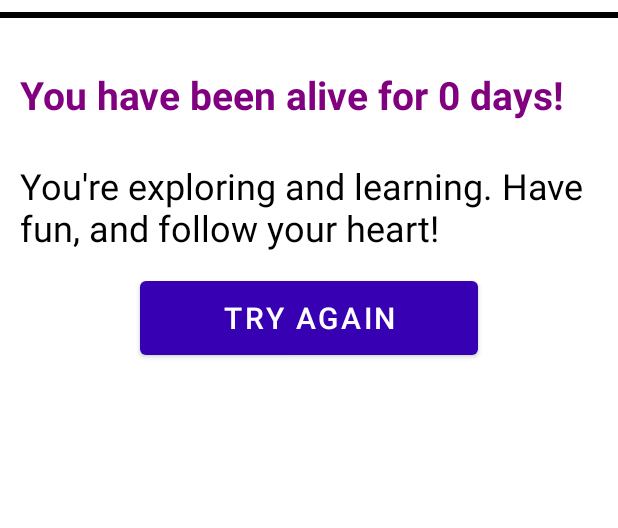
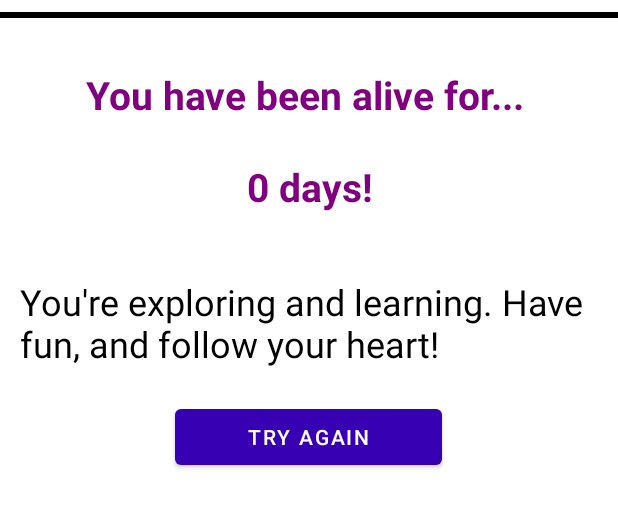
Before and after one commit to Paul-Franklin-student-programs/DaysAlive, an Android app: the screen it shows after launch (MainActivity), after a tap on "CALCULATE DAYS", on a phone screen of 412 x 824 dp, the part 270-798 px from its top. Run offline under Robolectric (Android 15) with nearby library versions, the phone set to English and light mode, and no system bars; 5 statements that could not run were skipped.

Commit message:
more  modifications to UI layout and MainActivity logic

```diff
--- a/app/src/main/java/Calculations.kt
+++ b/app/src/main/java/Calculations.kt
@@ -19,10 +19,10 @@ class Calculations {
                 in 7305..10957 -> "Enjoy your new freedoms and make plans for the future!" // 20 - 29 years
                 in 10958..14609 -> "Friends, family, romance, and everything in between!" // 30 - 39 years
                 in 14610..18262 -> "You inspire others with your success as you achieve your dreams!" // 40 - 49 years
-                in 18263..21914 -> "Your wisdom drives your accomplishments, and your compassion fuels your relationships" // 50 - 59 years
+                in 18263..21914 -> "Your wisdom drives your accomplishments, and your compassion fuels your relationships." // 50 - 59 years
                 in 21915..25567 -> "Reflecting on a life well lived, with excitement for what's to come!" // 60 - 69 years
-                in 25568..29219 -> "Never too late to try something new, while celebrating the special people you have loved for so long" // 70 - 79 years
-                in 29220..32872 -> "You understand the secrets of life better than anyone, and your warmth and insight bring happiness to others" // 80 - 89 years
+                in 25568..29219 -> "Never too late to try something new, while celebrating the special people you have loved for so long." // 70 - 79 years
+                in 29220..32872 -> "You understand the secrets of life better than anyone, and your warmth and insight bring happiness to others." // 80 - 89 years
                 in 32873..36524 -> "Celebrate your sphere of special friends and enjoy their wonderful company!" // 90 - 99 years
                 else -> "Wow! You reached 100! You have had so many adventures, but why not have some more?" // 100+
             }
--- a/app/src/main/java/MainActivity.kt
+++ b/app/src/main/java/MainActivity.kt
@@ -1,14 +1,11 @@
 package com.example.daysalive
 
 import Calculations.Companion.getLifeStageMessage
-import android.annotation.SuppressLint
 import android.os.Bundle
 import android.view.View
 import android.widget.Button
 import android.widget.EditText
-import android.widget.ImageView
 import android.widget.TextView
-import androidx.appcompat.widget.Toolbar
 import androidx.appcompat.app.AppCompatActivity
 import java.text.NumberFormat
 import java.util.Locale
@@ -40,7 +37,7 @@ class MainActivity : AppCompatActivity() {
 
             val dayCountRaw: Long = Calculations.birthdayCalc(day, month, year)
             val dayCountStyled: String = NumberFormat.getNumberInstance(Locale.US).format(dayCountRaw)
-            val dayCountStyledFinal: String = "You have been alive for $dayCountStyled days!"
+            val dayCountStyledFinal = "You have been alive for... \n\n$dayCountStyled days!"
             val daysAliveMessage: String = getLifeStageMessage(dayCountRaw)
 
             promptTextView.visibility = View.GONE
@@ -56,5 +53,18 @@ class MainActivity : AppCompatActivity() {
             resultTextViewMessage.text = daysAliveMessage
             resultTextViewMessage.visibility = View.VISIBLE
         }
-    }
+
+        tryAgainButton.setOnClickListener {
+            promptTextView.visibility = View.VISIBLE
+            monthField.visibility = View.VISIBLE
+            yearField.visibility = View.VISIBLE
+            dayField.visibility = View.VISIBLE
+            calculateButton.visibility = View.VISIBLE
+            resultTextViewYears.visibility = View.VISIBLE
+
+            tryAgainButton.visibility = View.GONE
+            resultTextViewYears.visibility = View.GONE
+            resultTextViewMessage.visibility = View.GONE
+        }
+        }
 }
--- a/app/src/main/res/layout/activity_main.xml
+++ b/app/src/main/res/layout/activity_main.xml
@@ -58,7 +58,7 @@
         android:paddingTop="10dp"
         android:paddingBottom="10dp"
         android:gravity="center"
-        android:background="@color/light_purple" />
+        android:background="@color/lightPink" />
 
     <View
         android:layout_width="match_parent"
@@ -107,11 +107,11 @@
 
     <Button
         android:id="@+id/btn_calculate"
-        android:layout_width="225dp"
-        android:layout_height="61dp"
+        android:layout_width="178dp"
+        android:layout_height="49dp"
         android:text="Calculate Days"
         android:layout_gravity="center"
-        android:textSize="20sp"/>
+        android:textSize="14sp"/>
 
     <TextView
         android:id="@+id/tv_result"
@@ -120,7 +120,7 @@
         android:textSize="26sp"
         android:textStyle="bold"
         android:textColor="@color/dark_purple"
-        android:gravity="start"
+        android:gravity="center_horizontal"
         android:visibility="gone"
         android:padding="13dp"/>
         <!--android:layout_marginTop="16dp"
@@ -135,18 +135,18 @@
         android:gravity="start"
         android:textColor="@color/myTextColor"
         android:visibility="gone"
-        android:padding="13dp"/>
-        <!--android:layout_marginTop="16dp"
-        android:layout_marginBottom="19dp"-->
+        android:padding="13dp"
+        android:layout_marginTop="16dp"/>
 
 
     <Button
         android:id="@+id/btn_try_again"
-        android:layout_width="225dp"
-        android:layout_height="61dp"
+        android:layout_width="178dp"
+        android:layout_height="49dp"
         android:text="Try Again"
         android:layout_gravity="center"
-        android:textSize="20sp"
-        android:visibility="gone"/>
+        android:textSize="14sp"
+        android:visibility="gone"
+        android:layout_marginTop="8dp"/>
 
 </LinearLayout>
--- a/app/src/main/res/values/colors.xml
+++ b/app/src/main/res/values/colors.xml
@@ -10,6 +10,7 @@
     <color name="light_purple">#E6CCFF</color>
     <color name="dark_purple">#800080</color>
     <color name="myTextColor">#000000</color>
+    <color name="lightPink">#F7E4F4</color>
 
 
 </resources>
```
